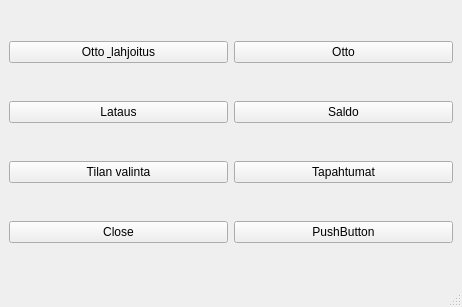
Old version of the form BankSim/mainwindow.ui in the repository banksimul2022/group9.
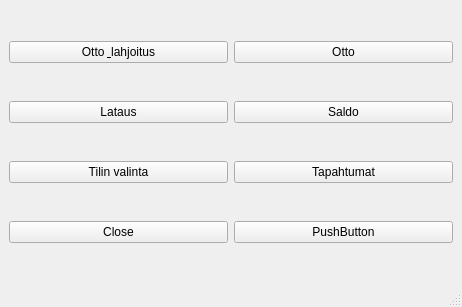
New version of the form.

```diff
--- a/BankSim/mainwindow.ui
+++ b/BankSim/mainwindow.ui
@@ -55,7 +55,7 @@
       <item row="3" column="0">
        <widget class="QPushButton" name="B3">
         <property name="text">
-         <string>Tilan valinta</string>
+         <string>Tilin valinta</string>
         </property>
        </widget>
       </item>
```
